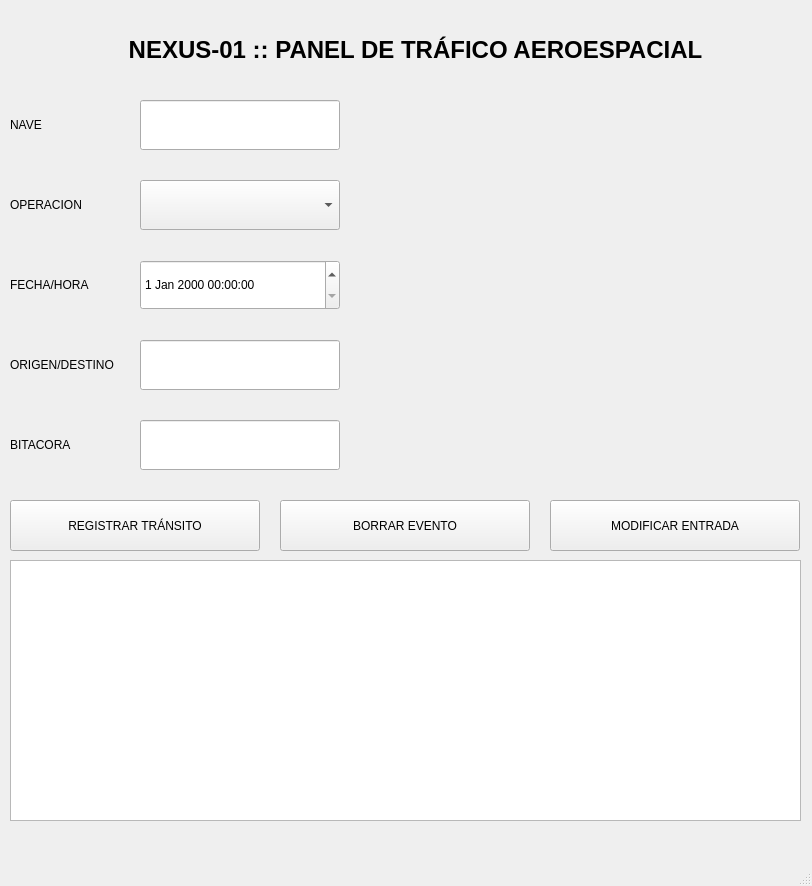
Qt form PYQ5-CYBERPUNK_PROJECT/UI/NEXUS_PANEL.ui (AlvaroVidal21/poo_idat) before a commit.
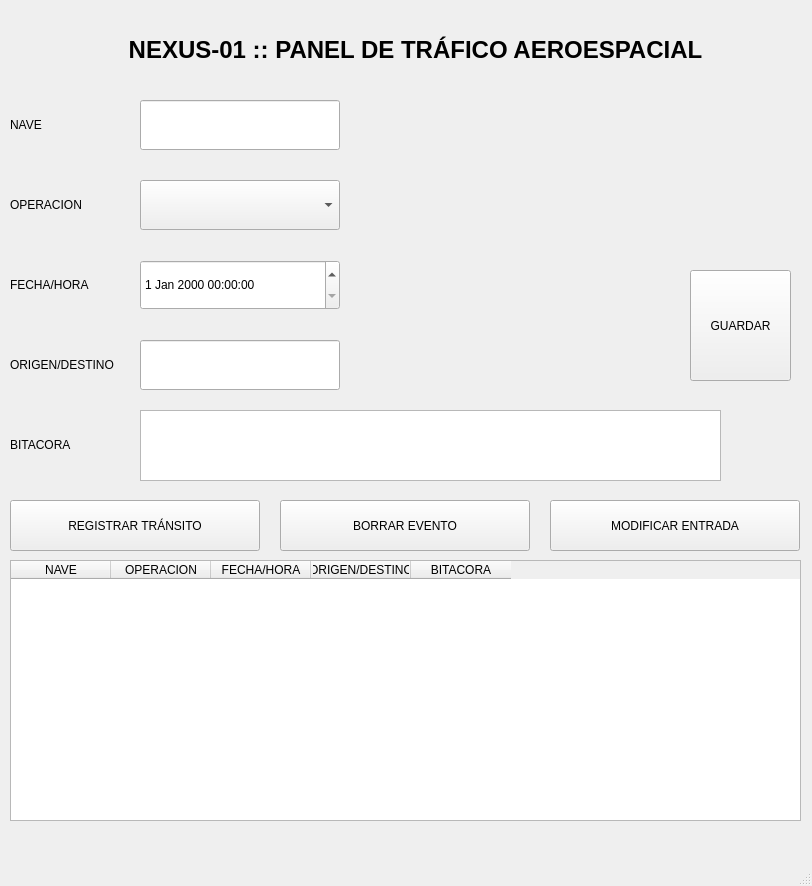
The same form after that commit.

Commit message: avance 2.0 boton registro, guardar, eliminar, pendiente: boton modificar

```diff
--- a/PYQ5-CYBERPUNK_PROJECT/UI/NEXUS_PANEL.ui
+++ b/PYQ5-CYBERPUNK_PROJECT/UI/NEXUS_PANEL.ui
@@ -151,16 +151,6 @@
      </rect>
     </property>
    </widget>
-   <widget class="QLineEdit" name="txt_bitacora">
-    <property name="geometry">
-     <rect>
-      <x>140</x>
-      <y>420</y>
-      <width>200</width>
-      <height>50</height>
-     </rect>
-    </property>
-   </widget>
    <widget class="QDateTimeEdit" name="dt_fecha">
     <property name="geometry">
      <rect>
@@ -189,6 +179,60 @@
       <width>791</width>
       <height>261</height>
      </rect>
+    </property>
+    <property name="maximumSize">
+     <size>
+      <width>791</width>
+      <height>16777215</height>
+     </size>
+    </property>
+    <column>
+     <property name="text">
+      <string>NAVE</string>
+     </property>
+    </column>
+    <column>
+     <property name="text">
+      <string>OPERACION</string>
+     </property>
+    </column>
+    <column>
+     <property name="text">
+      <string>FECHA/HORA</string>
+     </property>
+    </column>
+    <column>
+     <property name="text">
+      <string>ORIGEN/DESTINO</string>
+     </property>
+    </column>
+    <column>
+     <property name="text">
+      <string>BITACORA</string>
+     </property>
+    </column>
+   </widget>
+   <widget class="QTextEdit" name="txt_bitacora">
+    <property name="geometry">
+     <rect>
+      <x>140</x>
+      <y>410</y>
+      <width>581</width>
+      <height>71</height>
+     </rect>
+    </property>
+   </widget>
+   <widget class="QPushButton" name="btn_guardar">
+    <property name="geometry">
+     <rect>
+      <x>690</x>
+      <y>270</y>
+      <width>101</width>
+      <height>111</height>
+     </rect>
+    </property>
+    <property name="text">
+     <string>GUARDAR</string>
     </property>
    </widget>
   </widget>
```
The commit also changes 2 other files.
